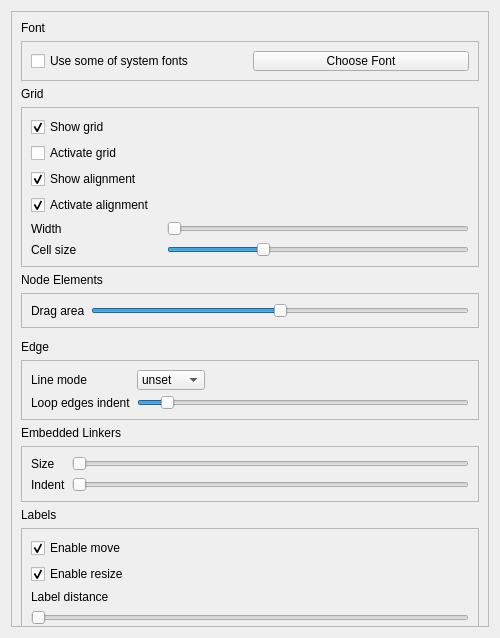
qreal/qreal, file qrgui/dialogs/preferencesPages/editorPage.ui: the form before one commit.
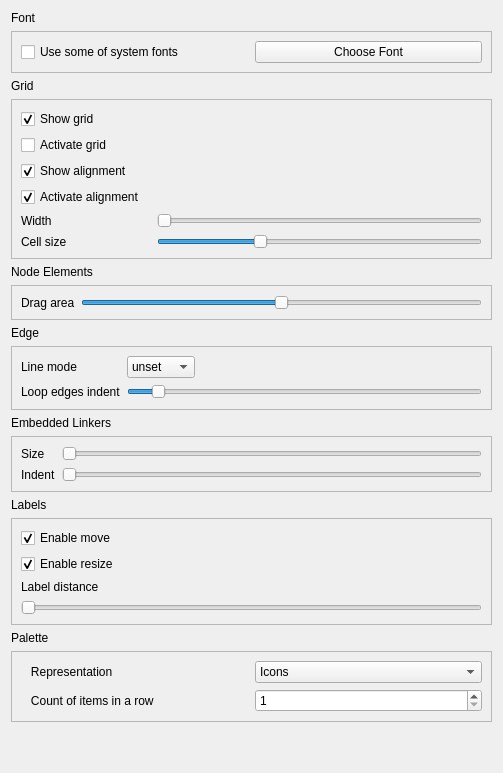
The form after the commit.

Commit message: Scroll area removed from editor preferences

Diff of the .ui file:
```diff
--- a/qrgui/dialogs/preferencesPages/editorPage.ui
+++ b/qrgui/dialogs/preferencesPages/editorPage.ui
@@ -6,12 +6,12 @@
    <rect>
     <x>0</x>
     <y>0</y>
-    <width>500</width>
-    <height>638</height>
+    <width>503</width>
+    <height>773</height>
    </rect>
   </property>
   <property name="sizePolicy">
-   <sizepolicy hsizetype="Expanding" vsizetype="Expanding">
+   <sizepolicy hsizetype="Preferred" vsizetype="Preferred">
     <horstretch>0</horstretch>
     <verstretch>0</verstretch>
    </sizepolicy>
@@ -28,37 +28,19 @@
     <height>16777215</height>
    </size>
   </property>
-  <layout class="QVBoxLayout" name="verticalLayout">
-   <item>
-    <widget class="QScrollArea" name="scrollArea">
-     <property name="verticalScrollBarPolicy">
-      <enum>Qt::ScrollBarAlwaysOff</enum>
-     </property>
-     <property name="horizontalScrollBarPolicy">
-      <enum>Qt::ScrollBarAlwaysOff</enum>
-     </property>
-     <property name="widgetResizable">
-      <bool>true</bool>
-     </property>
-     <widget class="QWidget" name="scrollAreaWidgetContents">
-      <property name="geometry">
-       <rect>
-        <x>0</x>
-        <y>0</y>
-        <width>480</width>
-        <height>782</height>
-       </rect>
-      </property>
-      <layout class="QVBoxLayout" name="verticalLayout_2">
+  <layout class="QVBoxLayout" name="verticalLayout_3">
+   <property name="sizeConstraint">
+    <enum>QLayout::SetDefaultConstraint</enum>
+   </property>
        <item>
-        <widget class="QLabel" name="label_5">
+    <widget class="QLabel" name="label_77">
          <property name="text">
           <string>Font</string>
          </property>
         </widget>
        </item>
        <item>
-        <widget class="QFrame" name="frame_3">
+    <widget class="QFrame" name="frame_5">
          <property name="sizePolicy">
           <sizepolicy hsizetype="Preferred" vsizetype="Preferred">
            <horstretch>0</horstretch>
@@ -77,7 +59,7 @@
          <property name="frameShadow">
           <enum>QFrame::Raised</enum>
          </property>
-         <layout class="QHBoxLayout" name="horizontalLayout">
+     <layout class="QHBoxLayout" name="horizontalLayout_6">
           <item>
            <widget class="QCheckBox" name="fontCheckBox">
             <property name="enabled">
@@ -111,14 +93,14 @@
         </widget>
        </item>
        <item>
-        <widget class="QLabel" name="label">
+    <widget class="QLabel" name="label_79">
          <property name="text">
           <string>Grid</string>
          </property>
         </widget>
        </item>
        <item>
-        <widget class="QFrame" name="frame">
+    <widget class="QFrame" name="frame_1">
          <property name="sizePolicy">
           <sizepolicy hsizetype="Preferred" vsizetype="Preferred">
            <horstretch>0</horstretch>
@@ -132,55 +114,17 @@
           <enum>QFrame::Raised</enum>
          </property>
          <layout class="QGridLayout" name="gridLayout">
-          <item row="7" column="1" colspan="2">
-           <widget class="QSlider" name="gridWidthSlider">
-            <property name="sizePolicy">
-             <sizepolicy hsizetype="Expanding" vsizetype="Expanding">
-              <horstretch>0</horstretch>
-              <verstretch>0</verstretch>
-             </sizepolicy>
-            </property>
-            <property name="minimum">
-             <number>3</number>
-            </property>
-            <property name="maximum">
-             <number>150</number>
-            </property>
-            <property name="singleStep">
-             <number>1</number>
-            </property>
-            <property name="pageStep">
-             <number>10</number>
-            </property>
-            <property name="orientation">
-             <enum>Qt::Horizontal</enum>
-            </property>
-           </widget>
-          </item>
-          <item row="4" column="0">
-           <widget class="QCheckBox" name="activateAlignmentCheckBox">
-            <property name="sizePolicy">
-             <sizepolicy hsizetype="Minimum" vsizetype="Fixed">
-              <horstretch>0</horstretch>
-              <verstretch>0</verstretch>
-             </sizepolicy>
-            </property>
+      <item row="0" column="0">
+       <widget class="QCheckBox" name="showGridCheckBox">
             <property name="text">
-             <string>Activate alignment</string>
+         <string>Show grid</string>
             </property>
             <property name="checked">
              <bool>true</bool>
             </property>
            </widget>
           </item>
-          <item row="8" column="0">
-           <widget class="QLabel" name="label_20">
-            <property name="text">
-             <string>Cell size</string>
-            </property>
-           </widget>
-          </item>
-          <item row="2" column="0">
+      <item row="1" column="0">
            <widget class="QCheckBox" name="activateGridCheckBox">
             <property name="sizePolicy">
              <sizepolicy hsizetype="Minimum" vsizetype="Fixed">
@@ -196,24 +140,7 @@
             </property>
            </widget>
           </item>
-          <item row="7" column="0">
-           <widget class="QLabel" name="label_13">
-            <property name="text">
-             <string>Width</string>
-            </property>
-           </widget>
-          </item>
-          <item row="1" column="0">
-           <widget class="QCheckBox" name="showGridCheckBox">
-            <property name="text">
-             <string>Show grid</string>
-            </property>
-            <property name="checked">
-             <bool>true</bool>
-            </property>
-           </widget>
-          </item>
-          <item row="3" column="0">
+      <item row="2" column="0">
            <widget class="QCheckBox" name="showAlignmentCheckBox">
             <property name="minimumSize">
              <size>
@@ -229,31 +156,32 @@
             </property>
            </widget>
           </item>
-          <item row="8" column="1" colspan="2">
-           <widget class="QSlider" name="indexGridSlider">
+      <item row="2" column="1">
+       <spacer name="horizontalSpacer_29">
+        <property name="orientation">
+         <enum>Qt::Horizontal</enum>
+        </property>
+        <property name="sizeHint" stdset="0">
+         <size>
+          <width>40</width>
+          <height>20</height>
+         </size>
+        </property>
+       </spacer>
+      </item>
+      <item row="3" column="0">
+       <widget class="QCheckBox" name="activateAlignmentCheckBox">
             <property name="sizePolicy">
-             <sizepolicy hsizetype="Expanding" vsizetype="Expanding">
+         <sizepolicy hsizetype="Minimum" vsizetype="Fixed">
               <horstretch>0</horstretch>
               <verstretch>0</verstretch>
              </sizepolicy>
             </property>
-            <property name="minimum">
-             <number>5</number>
-            </property>
-            <property name="maximum">
-             <number>150</number>
-            </property>
-            <property name="singleStep">
-             <number>1</number>
-            </property>
-            <property name="pageStep">
-             <number>10</number>
-            </property>
-            <property name="value">
-             <number>50</number>
-            </property>
-            <property name="orientation">
-             <enum>Qt::Horizontal</enum>
+        <property name="text">
+         <string>Activate alignment</string>
+        </property>
+        <property name="checked">
+         <bool>true</bool>
             </property>
            </widget>
           </item>
@@ -270,38 +198,92 @@
             </property>
            </spacer>
           </item>
+      <item row="4" column="0">
+       <widget class="QLabel" name="label_68">
+        <property name="text">
+         <string>Width</string>
+        </property>
+       </widget>
+      </item>
           <item row="4" column="1">
-           <spacer name="horizontalSpacer_3">
+       <widget class="QSlider" name="gridWidthSlider">
+        <property name="sizePolicy">
+         <sizepolicy hsizetype="Expanding" vsizetype="Expanding">
+          <horstretch>0</horstretch>
+          <verstretch>0</verstretch>
+         </sizepolicy>
+        </property>
+        <property name="minimum">
+         <number>3</number>
+        </property>
+        <property name="maximum">
+         <number>150</number>
+        </property>
+        <property name="singleStep">
+         <number>1</number>
+        </property>
+        <property name="pageStep">
+         <number>10</number>
+        </property>
             <property name="orientation">
              <enum>Qt::Horizontal</enum>
             </property>
-            <property name="sizeHint" stdset="0">
-             <size>
-              <width>40</width>
-              <height>20</height>
-             </size>
-            </property>
-           </spacer>
+       </widget>
+      </item>
+      <item row="5" column="0">
+       <widget class="QLabel" name="label_67">
+        <property name="text">
+         <string>Cell size</string>
+        </property>
+       </widget>
+      </item>
+      <item row="5" column="1">
+       <widget class="QSlider" name="indexGridSlider">
+        <property name="sizePolicy">
+         <sizepolicy hsizetype="Expanding" vsizetype="Expanding">
+          <horstretch>0</horstretch>
+          <verstretch>0</verstretch>
+         </sizepolicy>
+        </property>
+        <property name="minimum">
+         <number>5</number>
+        </property>
+        <property name="maximum">
+         <number>150</number>
+        </property>
+        <property name="singleStep">
+         <number>1</number>
+        </property>
+        <property name="pageStep">
+         <number>10</number>
+        </property>
+        <property name="value">
+         <number>50</number>
+        </property>
+        <property name="orientation">
+         <enum>Qt::Horizontal</enum>
+        </property>
+       </widget>
           </item>
          </layout>
         </widget>
        </item>
        <item>
-        <widget class="QLabel" name="label_14">
+    <widget class="QLabel" name="label_82">
          <property name="text">
           <string>Node Elements</string>
          </property>
         </widget>
        </item>
        <item>
-        <widget class="QFrame" name="frame_7">
+    <widget class="QFrame" name="frame_4">
          <property name="frameShape">
           <enum>QFrame::StyledPanel</enum>
          </property>
          <property name="frameShadow">
           <enum>QFrame::Raised</enum>
          </property>
-         <layout class="QGridLayout" name="gridLayout_3">
+     <layout class="QGridLayout" name="gridLayout_32">
           <item row="0" column="1">
            <widget class="QSlider" name="dragAreaSizeSlider">
             <property name="minimum">
@@ -328,40 +310,17 @@
          </layout>
         </widget>
        </item>
-       <item alignment="Qt::AlignLeft">
-        <widget class="QFrame" name="frame_6">
-         <property name="frameShape">
-          <enum>QFrame::StyledPanel</enum>
-         </property>
-         <property name="frameShadow">
-          <enum>QFrame::Raised</enum>
-         </property>
-         <widget class="QSlider" name="horizontalSlider">
-          <property name="geometry">
-           <rect>
-            <x>70</x>
-            <y>0</y>
-            <width>160</width>
-            <height>21</height>
-           </rect>
-          </property>
-          <property name="orientation">
-           <enum>Qt::Horizontal</enum>
-          </property>
-         </widget>
-        </widget>
-       </item>
        <item>
-        <widget class="QLabel" name="label_9">
+    <widget class="QLabel" name="label_76">
          <property name="text">
           <string>Edge</string>
          </property>
         </widget>
        </item>
        <item>
-        <widget class="QFrame" name="frame_4">
+    <widget class="QFrame" name="frame_7">
          <property name="sizePolicy">
-          <sizepolicy hsizetype="Preferred" vsizetype="Expanding">
+      <sizepolicy hsizetype="Preferred" vsizetype="Preferred">
            <horstretch>0</horstretch>
            <verstretch>30</verstretch>
           </sizepolicy>
@@ -378,7 +337,7 @@
          <property name="frameShadow">
           <enum>QFrame::Raised</enum>
          </property>
-         <layout class="QGridLayout" name="gridLayout_5">
+     <layout class="QGridLayout" name="gridLayout_33">
           <item row="0" column="2">
            <spacer name="horizontalSpacer">
             <property name="orientation">
@@ -480,7 +439,7 @@
         </widget>
        </item>
        <item>
-        <widget class="QLabel" name="label_2">
+    <widget class="QLabel" name="label_78">
          <property name="text">
           <string>Embedded Linkers</string>
          </property>
@@ -539,21 +498,27 @@
         </widget>
        </item>
        <item>
-        <widget class="QLabel" name="label_12">
+    <widget class="QLabel" name="label_71">
          <property name="text">
           <string>Labels</string>
          </property>
         </widget>
        </item>
        <item>
-        <widget class="QFrame" name="frame_5">
+    <widget class="QFrame" name="frame_6">
+     <property name="sizePolicy">
+      <sizepolicy hsizetype="Preferred" vsizetype="Preferred">
+       <horstretch>0</horstretch>
+       <verstretch>0</verstretch>
+      </sizepolicy>
+     </property>
          <property name="frameShape">
           <enum>QFrame::StyledPanel</enum>
          </property>
          <property name="frameShadow">
           <enum>QFrame::Raised</enum>
          </property>
-         <layout class="QVBoxLayout" name="verticalLayout_3">
+     <layout class="QVBoxLayout" name="verticalLayout_7">
           <item>
            <widget class="QCheckBox" name="enableMoveLabelsCheckBox">
             <property name="text">
@@ -595,21 +560,21 @@
         </widget>
        </item>
        <item>
-        <widget class="QLabel" name="label_8">
+    <widget class="QLabel" name="label_75">
          <property name="text">
           <string>Palette</string>
          </property>
         </widget>
        </item>
        <item>
-        <widget class="QFrame" name="frame_9">
+    <widget class="QFrame" name="frame_3">
          <property name="frameShape">
           <enum>QFrame::StyledPanel</enum>
          </property>
          <property name="frameShadow">
           <enum>QFrame::Raised</enum>
          </property>
-         <layout class="QGridLayout" name="gridLayout_7">
+     <layout class="QGridLayout" name="gridLayout_31">
           <item row="0" column="0">
            <widget class="QLabel" name="label_6">
             <property name="text">
@@ -664,7 +629,7 @@
         </widget>
        </item>
        <item>
-        <spacer name="verticalSpacer_2">
+    <spacer name="verticalSpacer">
          <property name="orientation">
           <enum>Qt::Vertical</enum>
          </property>
@@ -675,10 +640,6 @@
           </size>
          </property>
         </spacer>
-       </item>
-      </layout>
-     </widget>
-    </widget>
    </item>
   </layout>
  </widget>
```
Left out of the diff: 20 changed lines with no effect on the pictures. Lines whose indentation alone changed are shown as unchanged. The commit also changes 4 other files.
